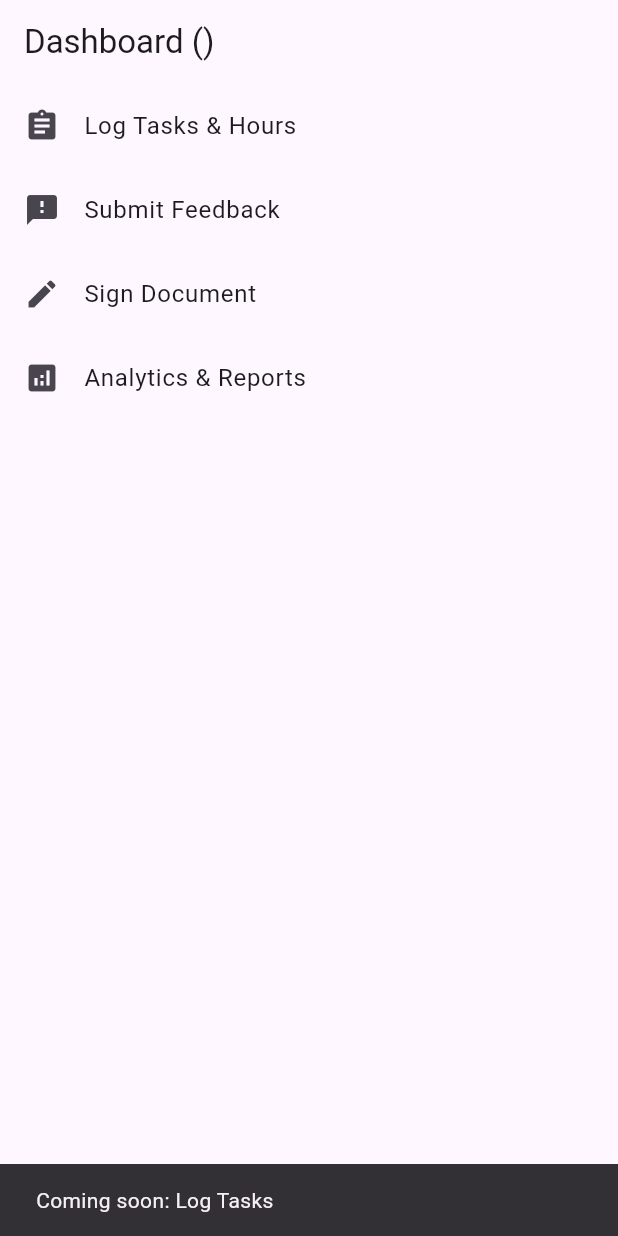
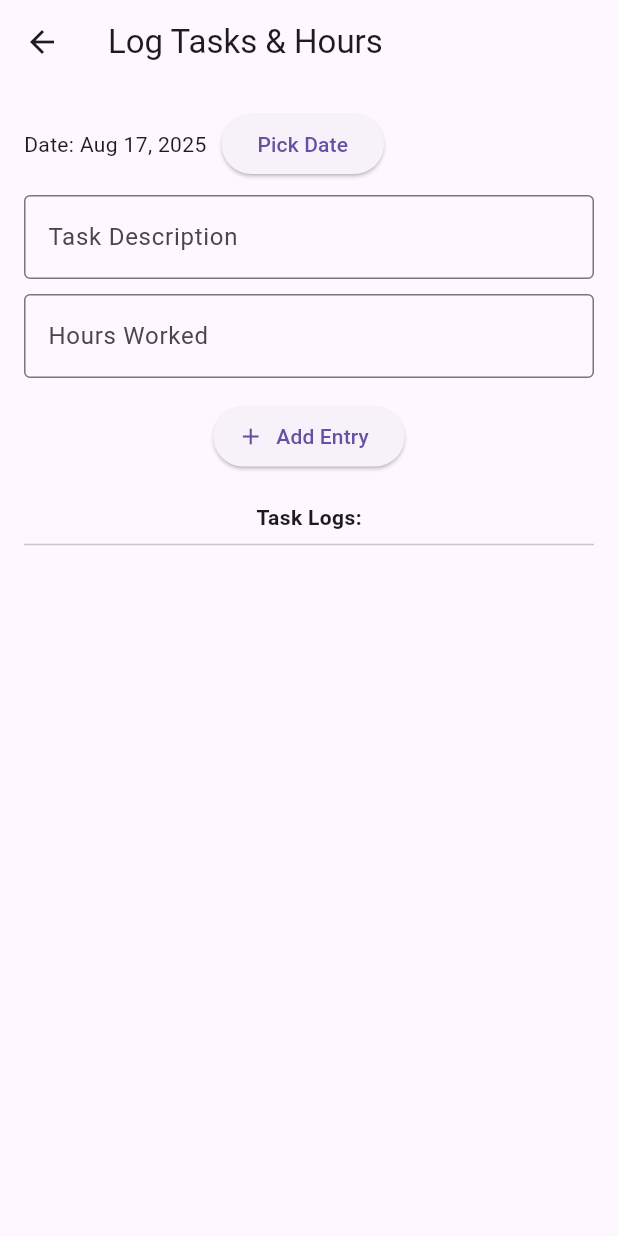
Before and after one commit to gy4an/logmate, a Flutter app: the DashboardScreen screen opened directly with empty values, after a tap on "Log Tasks & Hours", on a phone screen of 412 x 824 dp. Run offline on Flutter 3.47's test engine with Material 3 defaults, Android fonts, the phone set to English and light mode, and no system bars.

Commit message:
add logtask

```diff
--- a/main/lib/screens/dashboard_screen.dart
+++ b/main/lib/screens/dashboard_screen.dart
@@ -1,4 +1,5 @@
 import 'package:flutter/material.dart';
+import 'log_task_screen.dart';
 
 class DashboardScreen extends StatelessWidget {
   final String role;
@@ -17,9 +18,9 @@ class DashboardScreen extends StatelessWidget {
           leading: const Icon(Icons.assignment),
           title: const Text('Log Tasks & Hours'),
           onTap: () {
-              // You can route to another screen later
-              ScaffoldMessenger.of(context).showSnackBar(
-                const SnackBar(content: Text('Coming soon: Log Tasks')),
+            Navigator.push(
+              context,
+              MaterialPageRoute(builder: (context) => const LogTaskScreen()),
             );
           },
         ),
--- /dev/null
+++ b/main/lib/screens/log_task_screen.dart
@@ -0,0 +1,117 @@
+import 'package:flutter/material.dart';
+import 'package:intl/intl.dart';
+
+class LogTaskScreen extends StatefulWidget {
+  const LogTaskScreen({super.key});
+
+  @override
+  State<LogTaskScreen> createState() => _LogTaskScreenState();
+}
+
+class _LogTaskScreenState extends State<LogTaskScreen> {
+  final _taskController = TextEditingController();
+  final _hoursController = TextEditingController();
+
+  List<Map<String, String>> _logs = [];
+
+  DateTime _selectedDate = DateTime.now();
+
+  void _addLog() {
+    final task = _taskController.text.trim();
+    final hours = _hoursController.text.trim();
+
+    if (task.isEmpty || hours.isEmpty) {
+      ScaffoldMessenger.of(context).showSnackBar(
+        const SnackBar(content: Text("Please enter task and hours")),
+      );
+      return;
+    }
+
+    setState(() {
+      _logs.add({
+        'date': DateFormat.yMMMd().format(_selectedDate),
+        'task': task,
+        'hours': hours,
+      });
+      _taskController.clear();
+      _hoursController.clear();
+      _selectedDate = DateTime.now();
+    });
+  }
+
+  Future<void> _pickDate() async {
+    final picked = await showDatePicker(
+      context: context,
+      initialDate: _selectedDate,
+      firstDate: DateTime(2020),
+      lastDate: DateTime.now(),
+    );
+    if (picked != null) {
+      setState(() {
+        _selectedDate = picked;
+      });
+    }
+  }
+
+  @override
+  Widget build(BuildContext context) {
+    return Scaffold(
+      appBar: AppBar(title: const Text('Log Tasks & Hours')),
+      body: Padding(
+        padding: const EdgeInsets.all(16),
+        child: Column(
+          children: [
+            Row(
+              children: [
+                Text('Date: ${DateFormat.yMMMd().format(_selectedDate)}'),
+                const SizedBox(width: 10),
+                ElevatedButton(
+                  onPressed: _pickDate,
+                  child: const Text('Pick Date'),
+                ),
+              ],
+            ),
+            const SizedBox(height: 10),
+            TextField(
+              controller: _taskController,
+              decoration: const InputDecoration(
+                labelText: 'Task Description',
+                border: OutlineInputBorder(),
+              ),
+            ),
+            const SizedBox(height: 10),
+            TextField(
+              controller: _hoursController,
+              keyboardType: TextInputType.number,
+              decoration: const InputDecoration(
+                labelText: 'Hours Worked',
+                border: OutlineInputBorder(),
+              ),
+            ),
+            const SizedBox(height: 15),
+            ElevatedButton.icon(
+              onPressed: _addLog,
+              icon: const Icon(Icons.add),
+              label: const Text('Add Entry'),
+            ),
+            const SizedBox(height: 20),
+            const Text('Task Logs:', style: TextStyle(fontWeight: FontWeight.bold)),
+            const Divider(),
+            Expanded(
+              child: ListView.builder(
+                itemCount: _logs.length,
+                itemBuilder: (context, index) {
+                  final log = _logs[index];
+                  return ListTile(
+                    title: Text('${log['date']} — ${log['task']}'),
+                    subtitle: Text('${log['hours']} hours'),
+                  );
+                },
+              ),
+            )
+          ],
+        ),
+      ),
+    );
+  }
+}
--- a/main/pubspec.yaml
+++ b/main/pubspec.yaml
@@ -31,9 +31,11 @@ dependencies:
   flutter:
     sdk: flutter
 
-  # The following adds the Cupertino Icons font to your application.
+      # The following adds the Cupertino Icons font to your application.
   # Use with the CupertinoIcons class for iOS style icons.
   cupertino_icons: ^1.0.8
+
+  intl: ^0.18.1
 
 dev_dependencies:
   flutter_test:
```
Also changed, not shown: main/pubspec.lock, 1 other file. Lines whose indentation alone changed are shown as unchanged.
